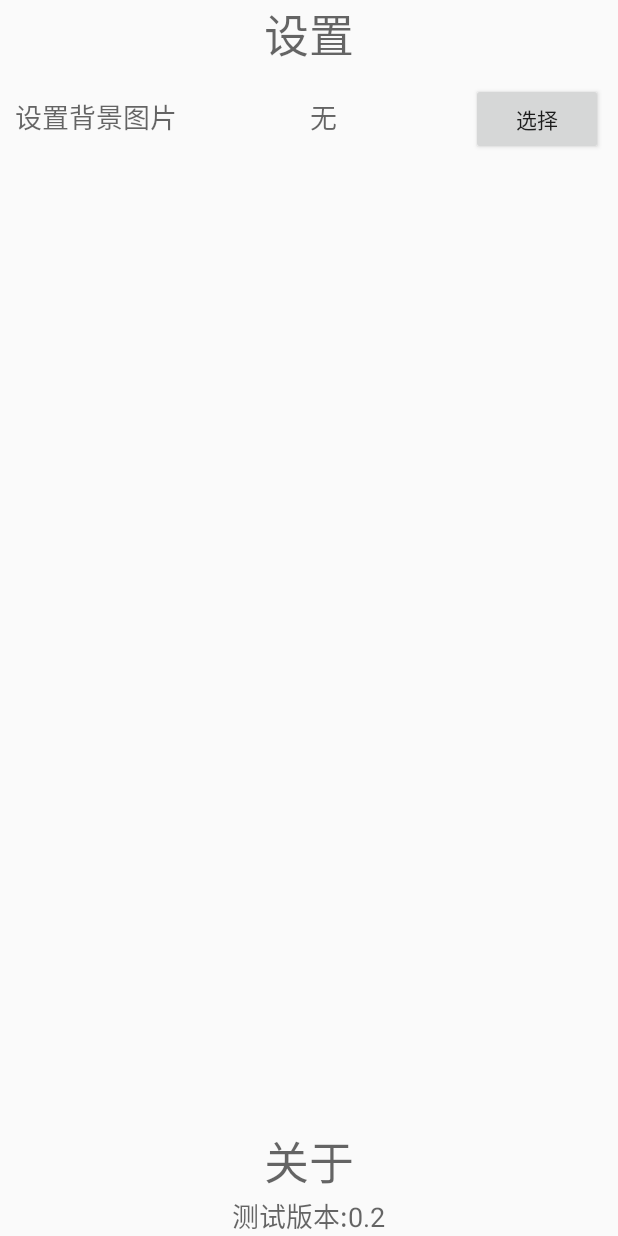
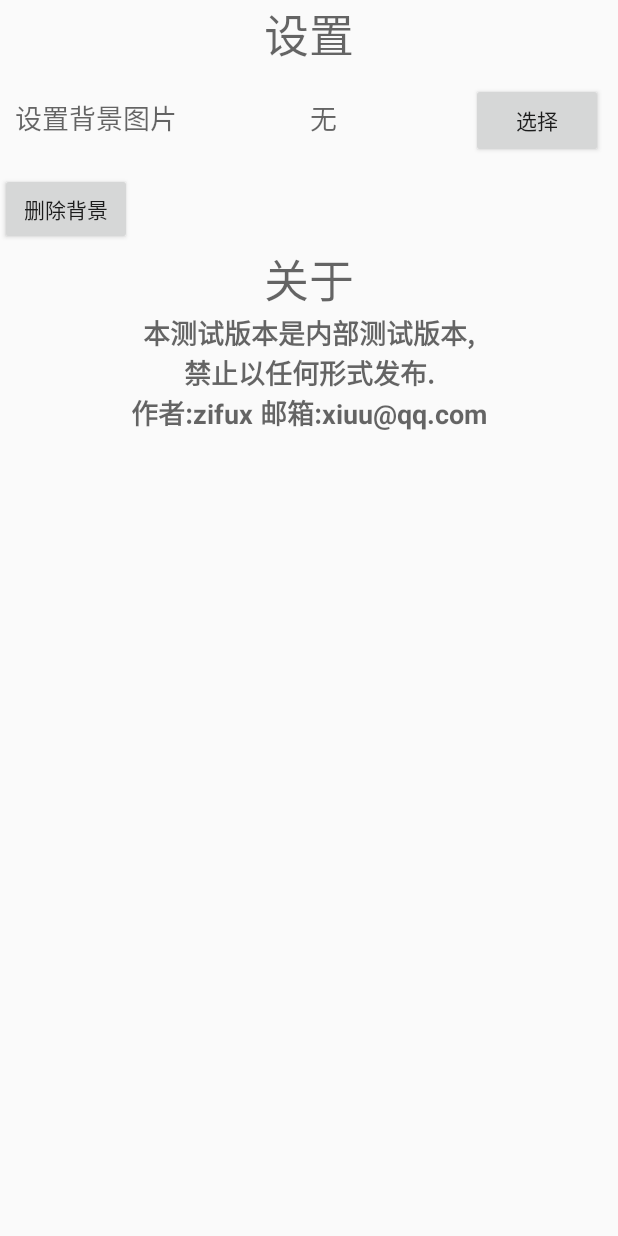
Before and after one commit to zifux/miaomoeClass, an Android app: the layout setting.xml on its own in the app's theme, with its tools: preview values and no code run, on a phone screen of 412 x 824 dp. Run offline under Robolectric (Android 15) with nearby library versions, the phone set to English and light mode, and no system bars.

Commit message:
增加两个菜单项

```diff
--- a/app/src/main/AndroidManifest.xml
+++ b/app/src/main/AndroidManifest.xml
@@ -33,7 +33,8 @@
 
         </activity>
         <activity android:name=".Setting" android:label="设置">
-
+            <uses-permission android:name="android.permission.WRITE_EXTERNAL_STORAGE"/>
+            <uses-permission android:name="android.permission.MOUNT_UNMOUNT_FILESYSTEMS"/>
         </activity>
     </application>
 </manifest>
--- /dev/null
+++ b/app/src/main/res/layout/login.xml
@@ -0,0 +1,6 @@
+<?xml version="1.0" encoding="utf-8"?>
+<LinearLayout xmlns:android="http://schemas.android.com/apk/res/android"
+    android:orientation="vertical" android:layout_width="match_parent"
+    android:layout_height="match_parent">
+
+</LinearLayout>
--- a/app/src/main/res/layout/setting.xml
+++ b/app/src/main/res/layout/setting.xml
@@ -17,8 +17,7 @@
         android:layout_width="match_parent"
         android:layout_height="wrap_content"
         android:layout_gravity="center_horizontal"
-        android:layout_margin="10dp"
-        android:layout_weight="1">
+        android:layout_margin="10dp">
 
         <TextView
             android:layout_width="wrap_content"
@@ -38,11 +37,17 @@
 
         <Button
             android:layout_width="wrap_content"
-            android:layout_height="wrap_content"
+            android:layout_height="50dp"
             android:text="选择"
             android:id="@+id/setting_select_pic" />
 
     </LinearLayout>
+
+    <Button
+        android:layout_width="wrap_content"
+        android:layout_height="wrap_content"
+        android:text="删除背景"
+        android:id="@+id/setting_deleteBackPic" />
 
     <TextView
         android:layout_width="wrap_content"
@@ -57,8 +62,11 @@
         android:layout_width="wrap_content"
         android:layout_height="wrap_content"
         android:textAppearance="?android:attr/textAppearanceMedium"
-        android:text="测试版本:0.2"
+        android:text="@string/setting_about"
         android:id="@+id/setting_about_info"
-        android:layout_gravity="center_horizontal" />
+        android:layout_gravity="center_horizontal"
+        android:editable="false"
+        android:textStyle="bold"
+        android:gravity="center" />
 
 </LinearLayout>
--- a/app/src/main/res/menu/menu_main.xml
+++ b/app/src/main/res/menu/menu_main.xml
@@ -7,6 +7,10 @@
         android:orderInCategory="100" app:showAsAction="never" />
     <item android:id="@+id/action_date" android:title="@string/action_date"
         android:orderInCategory="100" app:showAsAction="never" />
+    <item android:id="@+id/action_login" android:title="@string/action_login"
+        android:orderInCategory="100" app:showAsAction="never" />
+    <item android:id="@+id/action_myClass" android:title="@string/action_myClass"
+        android:orderInCategory="100" app:showAsAction="never" />
     <item android:id="@+id/action_settings" android:title="@string/action_settings"
         android:orderInCategory="100" app:showAsAction="never" />
 </menu>
--- a/app/src/main/res/values/strings.xml
+++ b/app/src/main/res/values/strings.xml
@@ -4,4 +4,7 @@
     <string name="action_settings">设置</string>
     <string name="action_date">明天</string>
     <string name="action_find">统计</string>
+    <string name="action_login">登录(学生园地)</string>
+    <string name="action_myClass">我的课表</string>
+    <string name="setting_about">本测试版本是内部测试版本,\n禁止以任何形式发布.\n作者:zifux 邮箱:xiuu@qq.com</string>
 </resources>
```
Also changed, not shown: app/src/main/java/com/miaomoe/www/miaomoe/Login.java (added, +13 -0 lines), app/src/main/java/com/miaomoe/www/miaomoe/MainActivity.java (+12 -4 lines).
